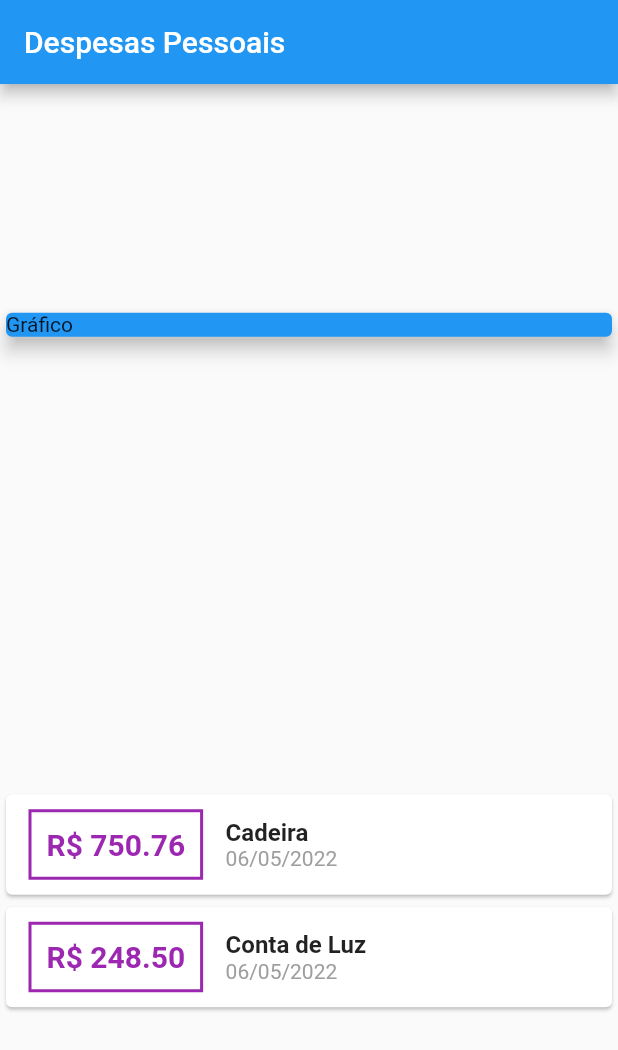
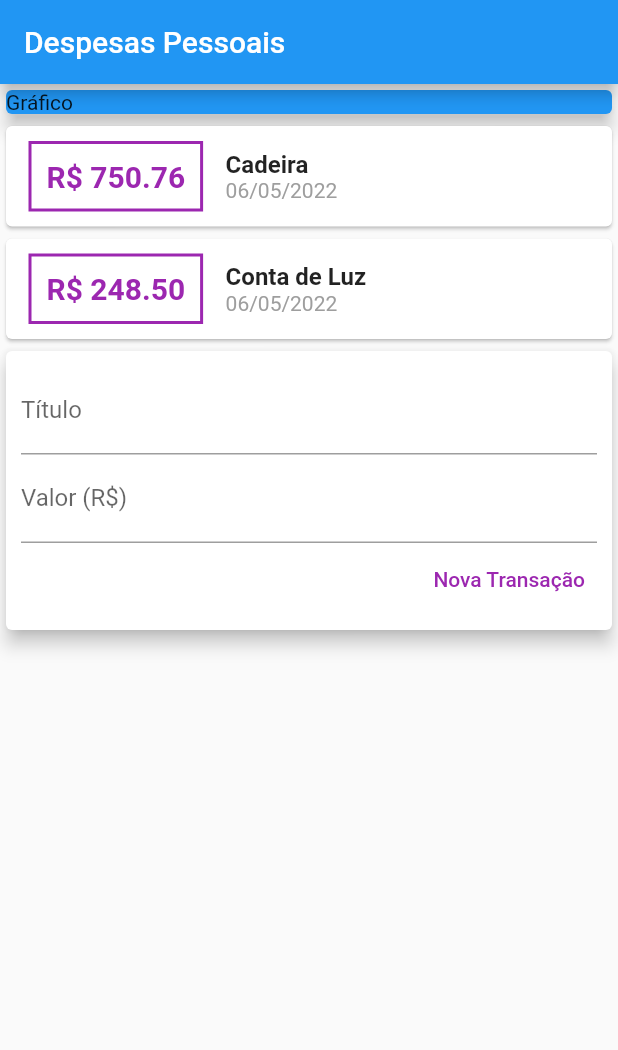
Before and after one commit to andrehahn05/ExpensesApp, a Flutter app: the screen it shows after launch, on a phone screen of 412 x 824 dp. Shown: the top 1050 px of the screen. Run offline on Flutter 3.47's test engine with Material 2 defaults, Android fonts, the phone set to English and light mode, and no system bars.

Commit message:
TextField

```diff
--- a/lib/main.dart
+++ b/lib/main.dart
@@ -1,6 +1,7 @@
 import 'package:flutter/material.dart';
-import 'models/Tansaction.dart';
+import 'models/transaction.dart';
 import 'package:intl/intl.dart';
+
 main() => runApp(const ExpensesApp());
 
 class ExpensesApp extends StatelessWidget {
@@ -13,6 +14,11 @@ class ExpensesApp extends StatelessWidget {
 
 class MyHomePage extends StatelessWidget {
   MyHomePage({Key? key}) : super(key: key);
+
+  final titleController = TextEditingController();
+  final valueController = TextEditingController();
+  String value = '';
+
   final _transactions = [
     Transaction(
       id: 't1',
@@ -35,7 +41,6 @@ class MyHomePage extends StatelessWidget {
         title: const Text('Despesas Pessoais'),
       ),
       body: Column(
-        mainAxisAlignment: MainAxisAlignment.spaceAround,
         crossAxisAlignment: CrossAxisAlignment.stretch,
         children: [
           const SizedBox(
@@ -49,21 +54,21 @@ class MyHomePage extends StatelessWidget {
             children: _transactions.map((e) {
               return Card(
                 child: Row(
-                  children: <Widget>[
+                  children: [
                     Container(
                       margin: const EdgeInsets.symmetric(
                         horizontal: 15,
-                        vertical: 10
+                        vertical: 10,
                       ),
                       decoration: BoxDecoration(
                         border: Border.all(
-                        color: Colors.purple,
-                        width: 2,
+                          color: Colors.purple,
+                          width: 2,
                         ),
                       ),
                       padding: const EdgeInsets.all(10),
                       child: Text(
-                       'R\$ ${e.value.toStringAsFixed(2)}',
+                        'R\$ ${e.value.toStringAsFixed(2)}',
                         style: const TextStyle(
                           fontWeight: FontWeight.bold,
                           fontSize: 20,
@@ -73,7 +78,7 @@ class MyHomePage extends StatelessWidget {
                     ),
                     Column(
                       crossAxisAlignment: CrossAxisAlignment.start,
-                      children: <Widget>[
+                      children: [
                         Text(
                           e.title,
                           style: const TextStyle(
@@ -83,7 +88,9 @@ class MyHomePage extends StatelessWidget {
                         ),
                         Text(
                           DateFormat('dd/MM/y').format(e.date),
-                          style: const TextStyle(color: Colors.grey),
+                          style: const TextStyle(
+                            color: Colors.grey,
+                          ),
                         ),
                       ],
                     ),
@@ -92,6 +99,45 @@ class MyHomePage extends StatelessWidget {
               );
             }).toList(),
           ),
+          Card(
+            elevation: 5,
+            child: Padding(
+              padding: const EdgeInsets.all(10),
+              child: Column(
+                children: [
+                  TextField(
+                    controller: titleController,
+                    decoration: InputDecoration(
+                      labelText: 'Título',
+                    ),
+                  ),
+                  TextField(
+                    controller: valueController,
+                    decoration: InputDecoration(
+                      labelText: 'Valor (R\$)',
+                    ),
+                  ),
+                  Row(
+                    mainAxisAlignment: MainAxisAlignment.end,
+                    children: <Widget>[
+                      TextButton(
+                        child: const Text(
+                          'Nova Transação',
+                          style: TextStyle(
+                            color: Colors.purple,
+                          ),
+                        ),
+                        onPressed: () {
+                          print(titleController.text);
+                          print(valueController.text);
+                        },
+                      )
+                    ],
+                  ),
+                ],
+              ),
+            ),
+          )
         ],
       ),
     );
```
Also changed, not shown: lib/models/transaction.dart (renamed from lib/models/Tansaction.dart), 1 other file.
